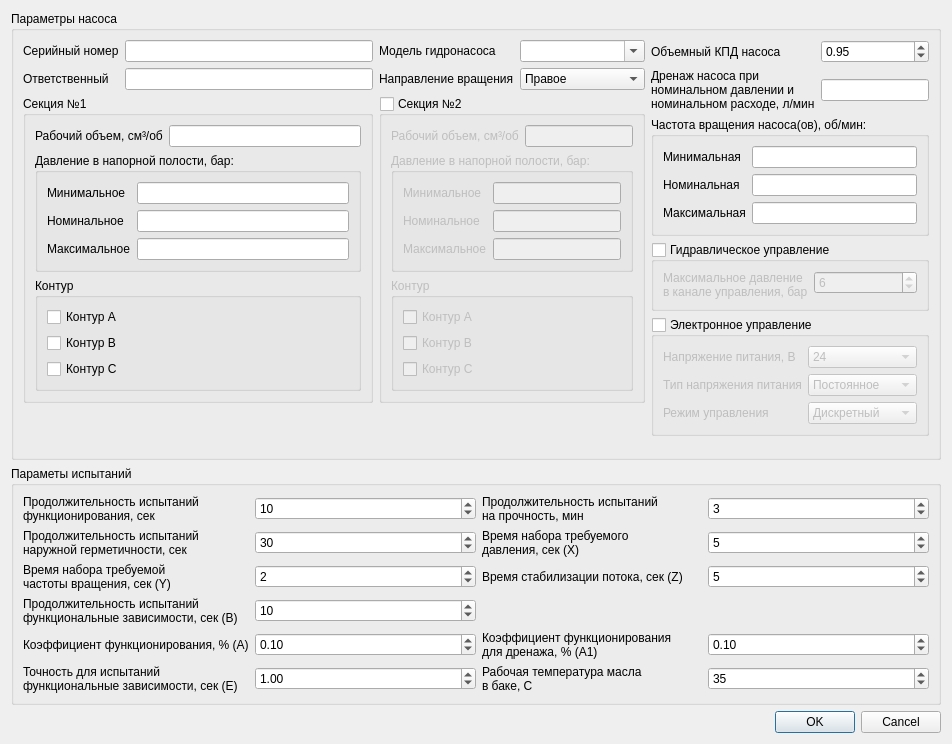
Old version of the form pump_title_info.ui in the repository firef0xff/SSHGS01.
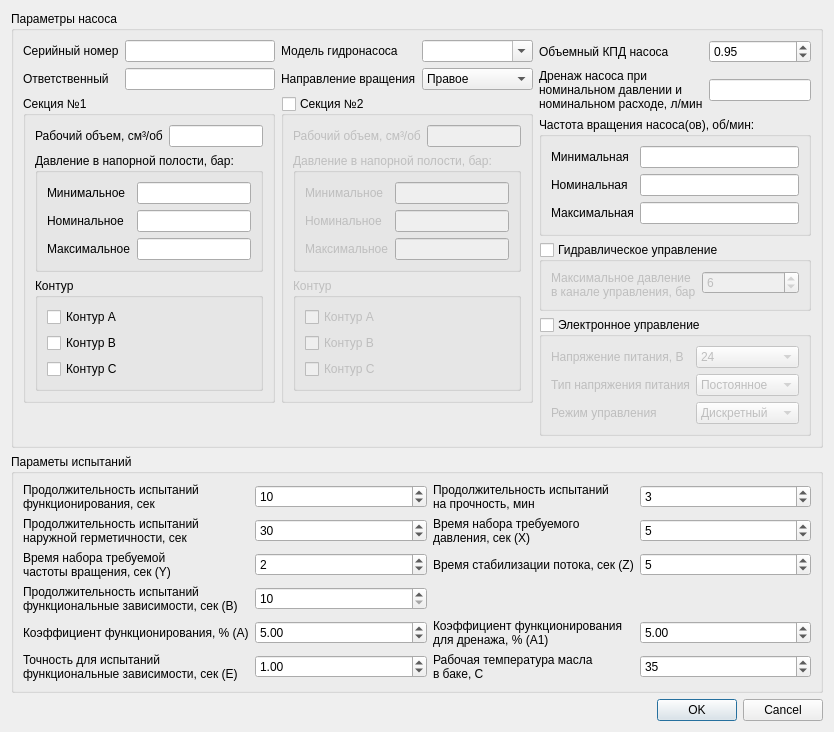
New version of the form.

Diff of the .ui file:
```diff
--- a/pump_title_info.ui
+++ b/pump_title_info.ui
@@ -6,8 +6,8 @@
    <rect>
     <x>0</x>
     <y>0</y>
-    <width>952</width>
-    <height>744</height>
+    <width>743</width>
+    <height>673</height>
    </rect>
   </property>
   <property name="windowTitle">
@@ -732,13 +732,13 @@
          <double>0.000000000000000</double>
         </property>
         <property name="maximum">
-         <double>1.000000000000000</double>
+         <double>20.000000000000000</double>
         </property>
         <property name="singleStep">
          <double>0.010000000000000</double>
         </property>
         <property name="value">
-         <double>0.100000000000000</double>
+         <double>5.000000000000000</double>
         </property>
        </widget>
       </item>
@@ -751,13 +751,13 @@
          <number>1000</number>
         </property>
         <property name="maximum">
-         <double>1.000000000000000</double>
+         <double>20.000000000000000</double>
         </property>
         <property name="singleStep">
          <double>0.010000000000000</double>
         </property>
         <property name="value">
-         <double>0.100000000000000</double>
+         <double>5.000000000000000</double>
         </property>
        </widget>
       </item>
@@ -874,7 +874,7 @@
          <number>1000</number>
         </property>
         <property name="minimum">
-         <number>1</number>
+         <number>10</number>
         </property>
         <property name="maximum">
          <number>360</number>
```
Left out of the diff: 4 changed lines with no effect on the pictures.
